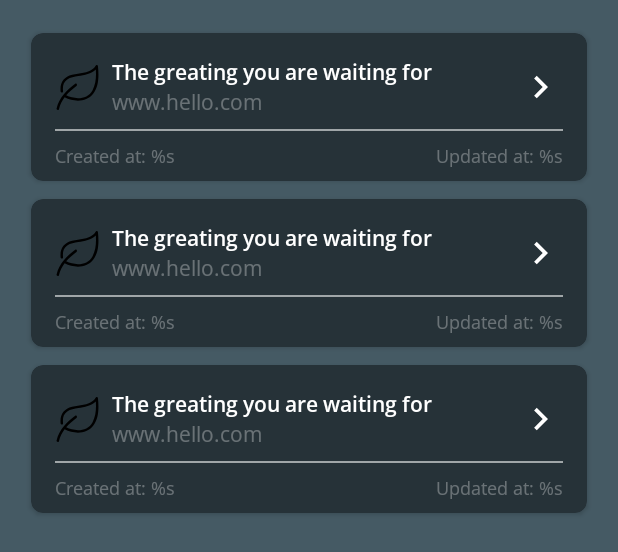
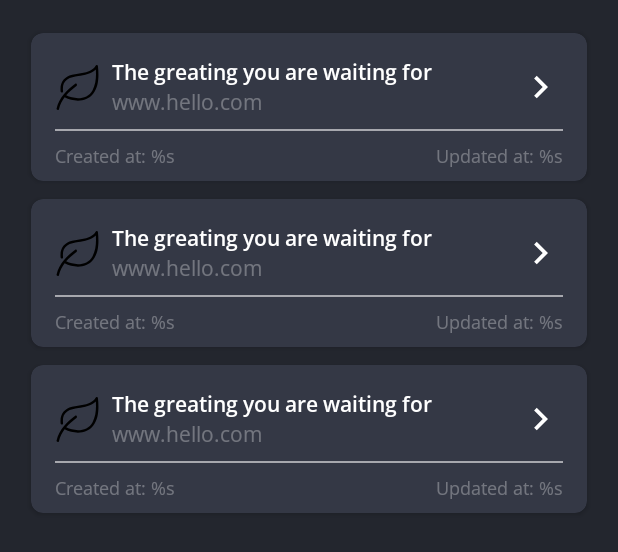
Before and after one commit to oscarg798/CopeAndroid, an Android app: the layout fragment_cope_list.xml on its own in the app's theme, with its tools: preview values and no code run, on a phone screen of 412 x 824 dp. Shown: the top 552 px of the screen. Run offline under Robolectric (Android 15) with nearby library versions, the phone set to English and light mode, and no system bars.

Commit message:
color updgrade

```diff
--- a/copelist/src/main/res/values/colors.xml
+++ b/copelist/src/main/res/values/colors.xml
@@ -1,8 +1,8 @@
 <?xml version="1.0" encoding="utf-8"?>
 <resources>
-    <color name="cope_item_bg">#263238</color>
+    <color name="cope_item_bg">#343845</color>
     <color name="white">#ffffff</color>
     <color name="cope_url_text_color">#50ffffff</color>
     <color name="cope_item_divider_bg">#90ffffff</color>
-    <color name="cope_list_bg">#455a64</color>
+    <color name="cope_list_bg">#23262e</color>
 </resources>
```
